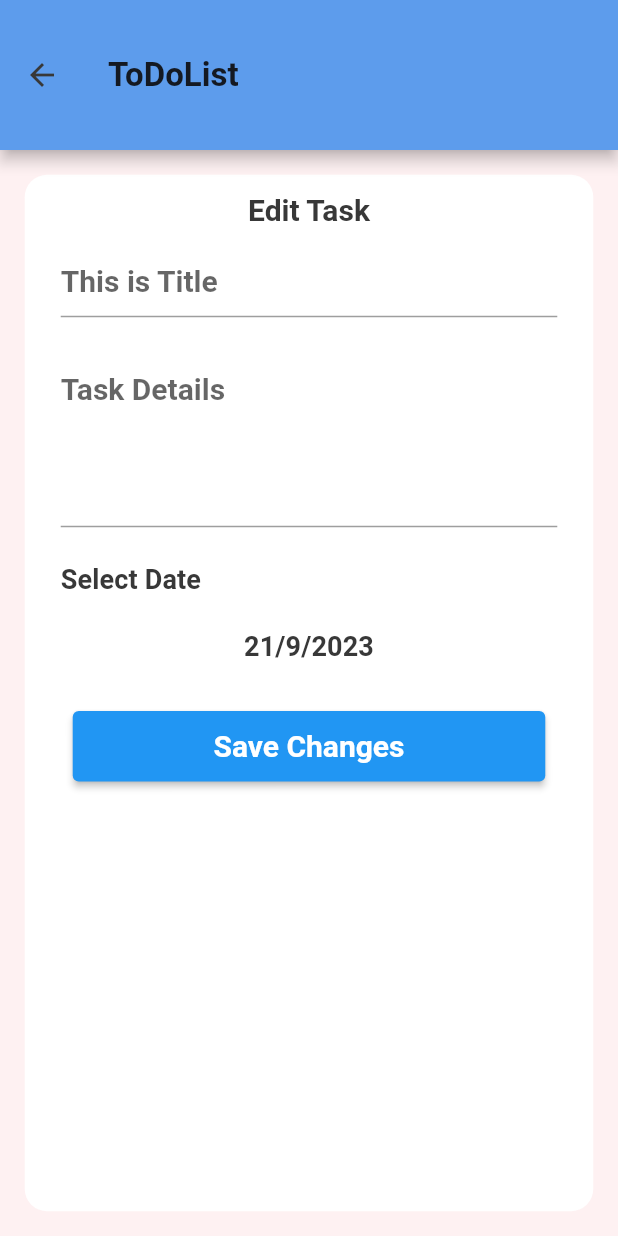
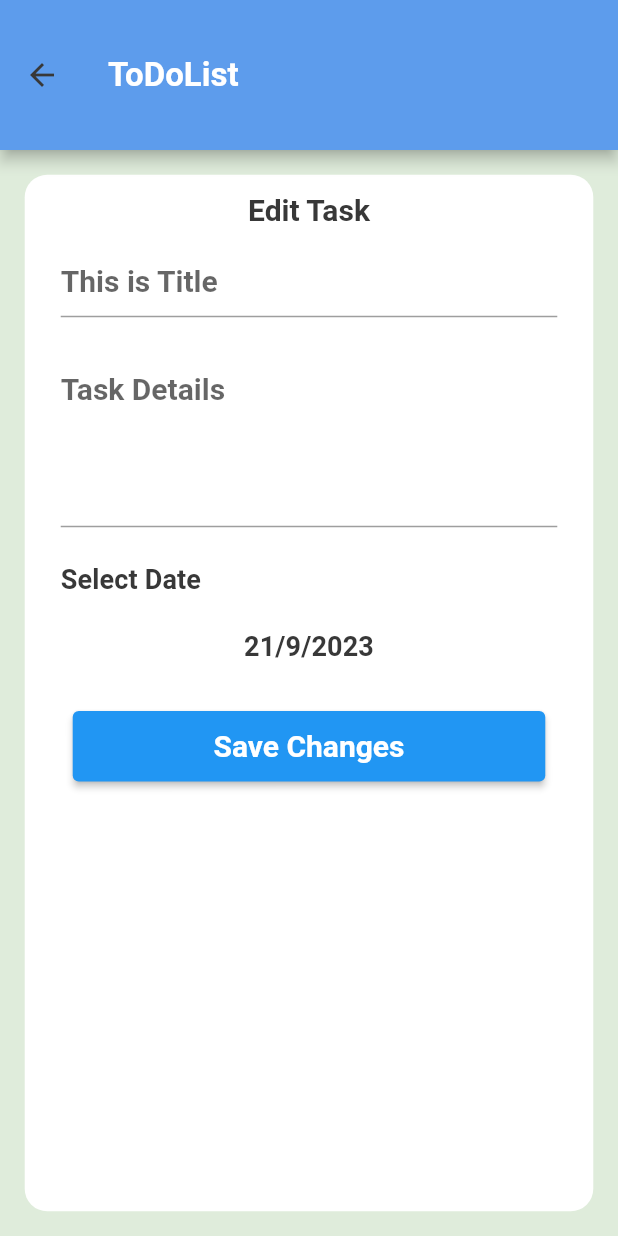
Before and after one commit to AHGA1599/Full-UI-TODO-List, a Flutter app: the screen it shows after launch, after a tap on "Title", on a phone screen of 412 x 824 dp. Run offline on Flutter 3.47's test engine with Material 2 defaults, Android fonts, the phone set to English and light mode, and no system bars; our stand-ins replace calendar_timeline, flutter_slidable; generated files the repository leaves out were written again.

Commit message:
full project (TODO list)

```diff
--- a/lib/home_screen/taske_screen.dart
+++ b/lib/home_screen/taske_screen.dart
@@ -55,7 +55,7 @@ class _TaskeScreenState extends State<TaskeScreen> {
                   Padding(
                     padding: const EdgeInsets.all(8.0),
                     child: Text(
-                      'Select Date',
+                      AppLocalizations.of(context)!.select_date,
                       style: Theme.of(context).textTheme.titleSmall,
                     ),
                   ),
@@ -78,7 +78,7 @@ class _TaskeScreenState extends State<TaskeScreen> {
                       //add task to firebase
                       addTask();
                     },
-                    child: Text('Add',
+                    child: Text(AppLocalizations.of(context)!.add,
                         style: Theme.of(context)
                             .textTheme
                             .titleMedium!
--- a/lib/list_tab/edit_list.dart
+++ b/lib/list_tab/edit_list.dart
@@ -1,5 +1,6 @@
 import 'package:flutter/material.dart';
 import 'package:projecttodo/my_theme.dart';
+import 'package:flutter_gen/gen_l10n/app_localizations.dart';
 
 class EditList extends StatefulWidget {
   static const String routeName = 'editList';
@@ -19,7 +20,7 @@ class _EditListState extends State<EditList> {
     return Scaffold(
         appBar: AppBar(
           title: Text(
-            'ToDoList',
+            AppLocalizations.of(context)!.titel,
             style: Theme.of(context).textTheme.titleLarge,
           ),
           toolbarHeight: 100,
@@ -35,7 +36,7 @@ class _EditListState extends State<EditList> {
             padding: const EdgeInsets.all(12.0),
             child: Column(
               children: [
-                Text('Edit Task',
+                Text(AppLocalizations.of(context)!.edit_task,
                     style: Theme.of(context).textTheme.titleMedium),
                 Form(
                   key: formkey,
@@ -52,7 +53,7 @@ class _EditListState extends State<EditList> {
                             return null;
                           },
                           decoration:
-                              InputDecoration(hintText: 'This is Title'),
+                              InputDecoration(hintText: AppLocalizations.of(context)!.title_chan),
                         ),
                       ),
                       Padding(
@@ -65,7 +66,7 @@ class _EditListState extends State<EditList> {
                             return null;
                           },
                           decoration: InputDecoration(
-                            hintText: 'Task Details',
+                            hintText: AppLocalizations.of(context)!.detail_chan,
                           ),
                           maxLines: 4,
                         ),
@@ -73,7 +74,7 @@ class _EditListState extends State<EditList> {
                       Padding(
                         padding: const EdgeInsets.all(12.0),
                         child: Text(
-                          'Select Date',
+                          AppLocalizations.of(context)!.select_date,
                           style: Theme.of(context).textTheme.titleSmall,
                         ),
                       ),
@@ -99,7 +100,7 @@ class _EditListState extends State<EditList> {
                             //save task to firebase
                             saveTask();
                           },
-                          child: Text('Save Changes',
+                          child: Text(AppLocalizations.of(context)!.save_changes,
                               style: Theme.of(context)
                                   .textTheme
                                   .titleMedium!
--- a/lib/list_tab/list_screen.dart
+++ b/lib/list_tab/list_screen.dart
@@ -2,12 +2,17 @@ import 'package:flutter/material.dart';
 import 'package:calendar_timeline/calendar_timeline.dart';
 import 'package:projecttodo/list_tab/task_widget.dart';
 import 'package:projecttodo/my_theme.dart';
+import 'package:provider/provider.dart';
+
+import '../provider/provider_screen.dart';
 
 
 class ListScreen extends StatelessWidget {
 
   @override
   Widget build(BuildContext context) {
+    var provider = Provider.of<AppConfigProvider>(context);
+
     return  Column(
       children: [
         CalendarTimeline(
@@ -22,7 +27,7 @@ class ListScreen extends StatelessWidget {
           activeBackgroundDayColor: Theme.of(context).primaryColor,
           dotsColor: MyTheme.whitecolor,
           selectableDayPredicate: (date) => true,
-          locale: 'en',
+          locale: provider.applanguage,
         ),
 
         Expanded(
--- a/lib/list_tab/task_widget.dart
+++ b/lib/list_tab/task_widget.dart
@@ -2,6 +2,8 @@ import 'package:flutter/material.dart';
 import 'package:projecttodo/list_tab/edit_list.dart';
 import 'package:projecttodo/my_theme.dart';
 import 'package:flutter_slidable/flutter_slidable.dart';
+import 'package:flutter_gen/gen_l10n/app_localizations.dart';
+
 
 class TaskWidget extends StatelessWidget {
   @override
@@ -19,7 +21,7 @@ class TaskWidget extends StatelessWidget {
             backgroundColor: MyTheme.redcolor,
             foregroundColor: MyTheme.whitecolor,
             icon: Icons.delete,
-            label: 'Delete',
+            label: AppLocalizations.of(context)!.delete,
           ),
         ],
       ),
@@ -47,7 +49,7 @@ class TaskWidget extends StatelessWidget {
                     Padding(
                       padding: const EdgeInsets.all(8.0),
                       child: Text(
-                        'Title',
+                        AppLocalizations.of(context)!.title_task,
                         style: Theme.of(context)
                             .textTheme
                             .titleMedium
@@ -57,7 +59,7 @@ class TaskWidget extends StatelessWidget {
                     Padding(
                       padding: const EdgeInsets.all(8.0),
                       child: Text(
-                        'Des',
+                        AppLocalizations.of(context)!.des_task,
                         style: Theme.of(context).textTheme.titleSmall,
                       ),
                     ),
--- a/lib/provider/provider_screen.dart
+++ b/lib/provider/provider_screen.dart
@@ -3,7 +3,7 @@ import 'package:flutter/material.dart';
 
 class AppConfigProvider extends ChangeNotifier{
   String applanguage = 'en';
-  ThemeMode appTheme=ThemeMode.dark;
+  ThemeMode appTheme=ThemeMode.light;
 
   void changLanguage(String NewLanguage){
     if(NewLanguage== applanguage){
```
Also changed, not shown: lib/l10n/app_ar.arb (+12 -1 lines), lib/l10n/app_en.arb (+12 -1 lines).
